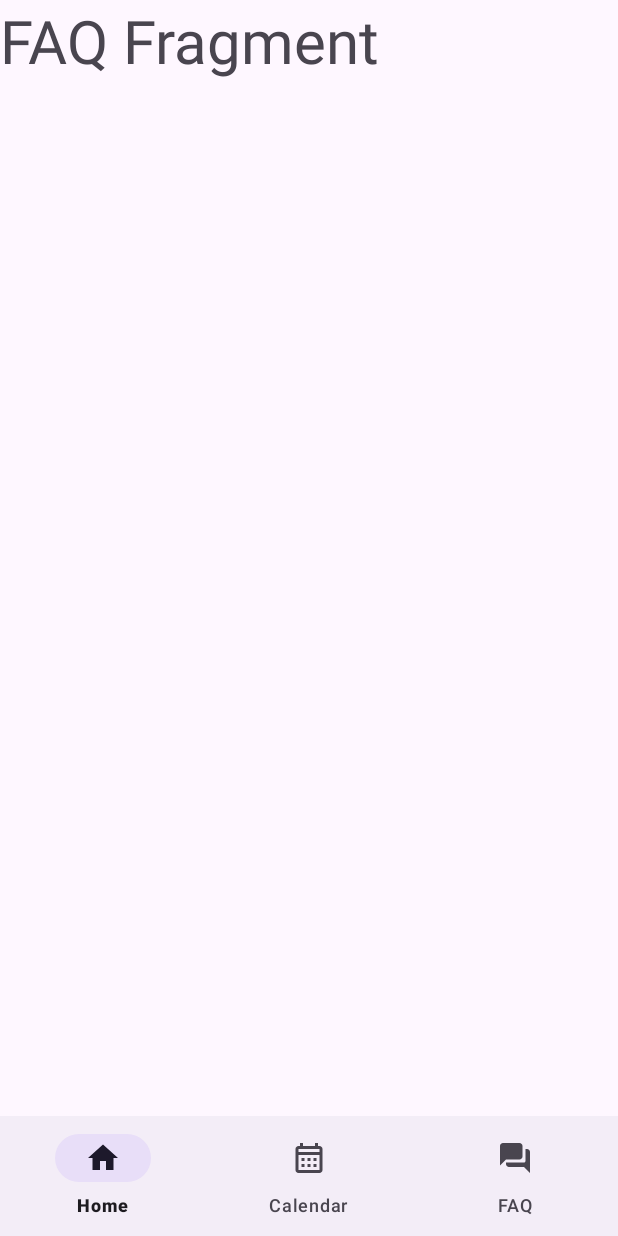
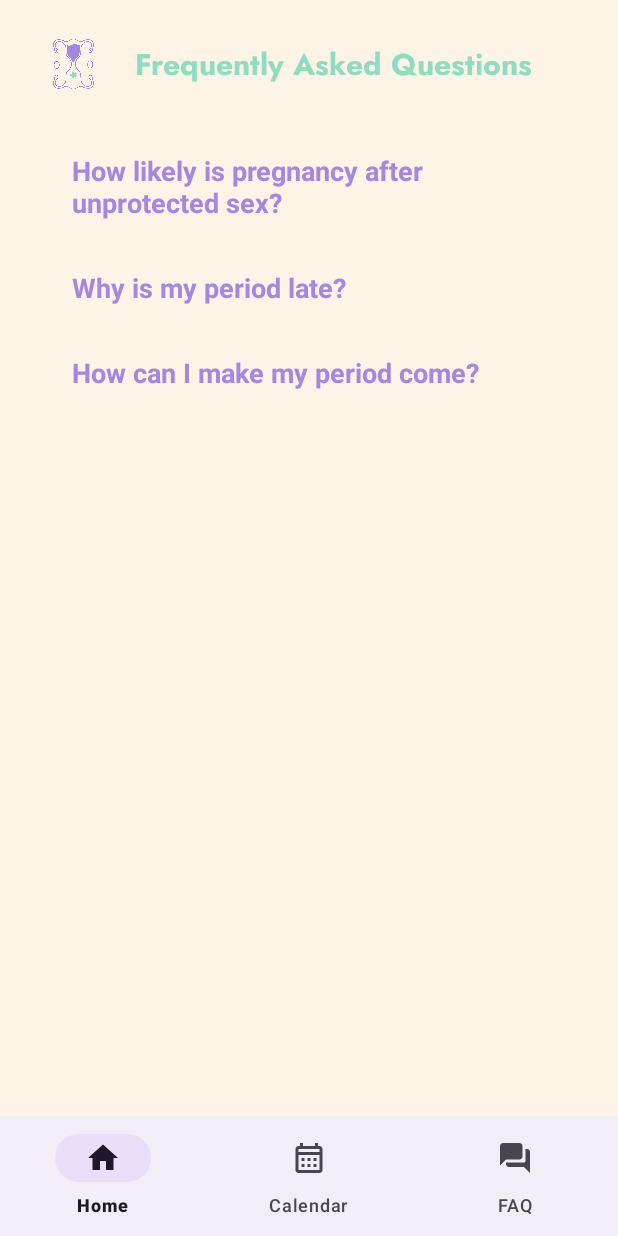
Before and after one commit to crllmbno/RedDays, an Android app: the fragment FAQ placed in its activity, on a phone screen of 412 x 824 dp. Run offline under Robolectric (Android 15) with nearby library versions, the light colour scheme and no system bars.

Commit message:
FAQs Frontend

```diff
--- a/app/src/main/java/com/example/periodcheck/FAQ.kt
+++ b/app/src/main/java/com/example/periodcheck/FAQ.kt
@@ -5,55 +5,37 @@ import androidx.fragment.app.Fragment
 import android.view.LayoutInflater
 import android.view.View
 import android.view.ViewGroup
+import androidx.recyclerview.widget.LinearLayoutManager
+import androidx.recyclerview.widget.RecyclerView
 
-// TODO: Rename parameter arguments, choose names that match
-// the fragment initialization parameters, e.g. ARG_ITEM_NUMBER
-private const val ARG_PARAM1 = "param1"
-private const val ARG_PARAM2 = "param2"
+class FAQ : Fragment() {
+    private val faqList = mutableListOf(
+        faqData(
+            "How likely is pregnancy after unprotected sex?",
+            "The likelihood of pregnancy after unprotected sex depends on various factors, including where you are in your menstrual cycle, whether you are using any form of contraception, and the presence of any underlying medical conditions. It's essential to consider emergency contraception if you had unprotected sex and don't want to get pregnant. For more accurate information about your specific situation, consult a healthcare professional.",
+            false,
 
-/**
- * A simple [Fragment] subclass.
- * Use the [FAQ.newInstance] factory method to
- * create an instance of this fragment.
- */
-class FAQ : Fragment() {
-    // TODO: Rename and change types of parameters
-    private var param1: String? = null
-    private var param2: String? = null
+            "Why is my period late?",
+            "A late period can be caused by several factors, including stress, hormonal imbalances, changes in weight, diet, excessive exercise, illness, or certain medications. It can also be a sign of pregnancy. If you suspect pregnancy or have other concerns about your menstrual cycle, it's best to take a pregnancy test and consult a healthcare provider.",
+            false,
 
-    override fun onCreate(savedInstanceState: Bundle?) {
-        super.onCreate(savedInstanceState)
-        arguments?.let {
-            param1 = it.getString(ARG_PARAM1)
-            param2 = it.getString(ARG_PARAM2)
-        }
-    }
+            "How can I make my period come?",
+            "It's essential to understand that you should not try to induce your period unless advised by a healthcare professional. Menstrual cycles are regulated by hormones, and there are various reasons why a period might be delayed. If you have concerns about your menstrual cycle or want to induce your period for any specific reason, it's best to consult a healthcare provider to understand the underlying cause and get appropriate advice.",
+            false
+        )
+    )
 
     override fun onCreateView(
         inflater: LayoutInflater, container: ViewGroup?,
         savedInstanceState: Bundle?
     ): View? {
-        // Inflate the layout for this fragment
-        return inflater.inflate(R.layout.fragment_f_a_q, container, false)
-    }
+        val rootView = inflater.inflate(R.layout.fragment_f_a_q, container, false)
 
-    companion object {
-        /**
-         * Use this factory method to create a new instance of
-         * this fragment using the provided parameters.
-         *
-         * @param param1 Parameter 1.
-         * @param param2 Parameter 2.
-         * @return A new instance of fragment FAQ.
-         */
-        // TODO: Rename and change types and number of parameters
-        @JvmStatic
-        fun newInstance(param1: String, param2: String) =
-            FAQ().apply {
-                arguments = Bundle().apply {
-                    putString(ARG_PARAM1, param1)
-                    putString(ARG_PARAM2, param2)
-                }
-            }
+        val faqRecyclerView = rootView.findViewById<RecyclerView>(R.id.faqRecyclerView)
+        val adapter = FAQAdapter(faqList)
+        faqRecyclerView.adapter = adapter
+        faqRecyclerView.layoutManager = LinearLayoutManager(requireContext())
+
+        return rootView
     }
 }
--- /dev/null
+++ b/app/src/main/java/com/example/periodcheck/FAQAdapter.kt
@@ -0,0 +1,77 @@
+package com.example.periodcheck
+
+import android.view.LayoutInflater
+import android.view.View
+import android.view.ViewGroup
+import android.widget.TextView
+import androidx.recyclerview.widget.RecyclerView
+
+class FAQAdapter(private val faqs: List<faqData>) : RecyclerView.Adapter<FAQAdapter.FAQViewHolder>() {
+
+    override fun onCreateViewHolder(parent: ViewGroup, viewType: Int): FAQViewHolder {
+        val itemView = LayoutInflater.from(parent.context).inflate(R.layout.faq_item, parent, false)
+        return FAQViewHolder(itemView)
+    }
+
+    override fun onBindViewHolder(holder: FAQViewHolder, position: Int) {
+        val currentFAQ = faqs[position]
+        holder.bind(currentFAQ)
+    }
+
+    override fun getItemCount(): Int = faqs.size
+
+    inner class FAQViewHolder(itemView: View) : RecyclerView.ViewHolder(itemView) {
+        private val questionTextView: TextView = itemView.findViewById(R.id.questionTextView1)
+        private val answerTextView: TextView = itemView.findViewById(R.id.answerTextView1)
+        private val questionTextView2: TextView = itemView.findViewById(R.id.questionTextView2)
+        private val answerTextView2: TextView = itemView.findViewById(R.id.answerTextView2)
+        private val questionTextView3: TextView = itemView.findViewById(R.id.questionTextView3)
+        private val answerTextView3: TextView = itemView.findViewById(R.id.answerTextView3)
+
+        init {
+            questionTextView.setOnClickListener {
+                val currentFAQ = faqs[adapterPosition]
+                currentFAQ.isExpanded = !currentFAQ.isExpanded
+                notifyItemChanged(adapterPosition)
+            }
+            questionTextView2.setOnClickListener {
+                val currentFAQ = faqs[adapterPosition]
+                currentFAQ.isExpanded2 = !currentFAQ.isExpanded2
+                notifyItemChanged(adapterPosition)
+            }
+            questionTextView3.setOnClickListener {
+                val currentFAQ = faqs[adapterPosition]
+                currentFAQ.isExpanded3 = !currentFAQ.isExpanded3
+                notifyItemChanged(adapterPosition)
+            }
+        }
+
+        fun bind(faq: faqData) {
+            questionTextView.text = faq.question
+            if (faq.isExpanded) {
+                answerTextView.visibility = View.VISIBLE
+                answerTextView.text = faq.answer
+            } else {
+                answerTextView.visibility = View.GONE
+            }
+
+            // Set data for the second question and answer
+            questionTextView2.text = faq.question2
+            if (faq.isExpanded2) {
+                answerTextView2.visibility = View.VISIBLE
+                answerTextView2.text = faq.answer2
+            } else {
+                answerTextView2.visibility = View.GONE
+            }
+
+            // Set data for the third question and answer
+            questionTextView3.text = faq.question3
+            if (faq.isExpanded3) {
+                answerTextView3.visibility = View.VISIBLE
+                answerTextView3.text = faq.answer3
+            } else {
+                answerTextView3.visibility = View.GONE
+            }
+        }
+    }
+}
--- a/app/src/main/java/com/example/periodcheck/LastPeriod2.kt
+++ b/app/src/main/java/com/example/periodcheck/LastPeriod2.kt
@@ -20,7 +20,7 @@ class LastPeriod2 : AppCompatActivity() {
 
     override fun onCreate(savedInstanceState: Bundle?) {
         super.onCreate(savedInstanceState)
-        setContentView(R.layout.activity_last_period)
+        setContentView(R.layout.activity_last_period2)
 
         calendarView = findViewById(R.id.calendarView)
 
--- /dev/null
+++ b/app/src/main/java/com/example/periodcheck/faqData.kt
@@ -0,0 +1,13 @@
+package com.example.periodcheck
+
+data class faqData(
+    val question: String,
+    val answer: String,
+    var isExpanded: Boolean = false,
+    val question2: String,
+    val answer2: String,
+    var isExpanded2: Boolean = false,
+    val question3: String,
+    val answer3: String,
+    var isExpanded3: Boolean = false
+)
--- /dev/null
+++ b/app/src/main/res/layout/faq_item.xml
@@ -0,0 +1,84 @@
+<?xml version="1.0" encoding="utf-8"?>
+<androidx.constraintlayout.widget.ConstraintLayout
+    xmlns:android="http://schemas.android.com/apk/res/android"
+    xmlns:app="http://schemas.android.com/apk/res-auto"
+    xmlns:tools="http://schemas.android.com/tools"
+    android:layout_width="match_parent"
+    android:layout_height="match_parent">
+
+
+
+        <LinearLayout
+            android:layout_width="match_parent"
+            android:layout_height="wrap_content"
+            android:orientation="vertical">
+
+            <!-- First Question TextView -->
+            <TextView
+                android:id="@+id/questionTextView1"
+                android:layout_width="match_parent"
+                android:layout_height="wrap_content"
+                android:padding="16dp"
+                android:textSize="18sp"
+                android:textStyle="bold"
+                android:text="Question 1"
+                android:textColor="@color/Lav"/>
+
+            <!-- First Answer TextView -->
+            <TextView
+                android:id="@+id/answerTextView1"
+                android:layout_width="match_parent"
+                android:layout_height="wrap_content"
+                android:padding="16dp"
+                android:textSize="16sp"
+                android:textColor="@android:color/darker_gray"
+                android:text="Answer 1"
+                android:visibility="gone" />
+
+            <!-- Second Question TextView -->
+            <TextView
+                android:id="@+id/questionTextView2"
+                android:layout_width="match_parent"
+                android:layout_height="wrap_content"
+                android:padding="16dp"
+                android:textSize="18sp"
+                android:textStyle="bold"
+                android:text="Question 2"
+                android:textColor="@color/Lav"/>
+
+            <!-- Second Answer TextView -->
+            <TextView
+                android:id="@+id/answerTextView2"
+                android:layout_width="match_parent"
+                android:layout_height="wrap_content"
+                android:padding="16dp"
+                android:textSize="16sp"
+                android:textColor="@android:color/darker_gray"
+                android:text="Answer 2"
+                android:visibility="gone" />
+
+            <!-- Third Question TextView -->
+            <TextView
+                android:id="@+id/questionTextView3"
+                android:layout_width="match_parent"
+                android:layout_height="wrap_content"
+                android:padding="16dp"
+                android:textSize="18sp"
+                android:textStyle="bold"
+                android:text="Question 3"
+                android:textColor="@color/Lav"/>
+
+            <!-- Third Answer TextView -->
+            <TextView
+                android:id="@+id/answerTextView3"
+                android:layout_width="match_parent"
+                android:layout_height="wrap_content"
+                android:padding="16dp"
+                android:textSize="16sp"
+                android:textColor="@android:color/darker_gray"
+                android:text="Answer 3"
+                android:visibility="gone" />
+
+        </LinearLayout>
+
+</androidx.constraintlayout.widget.ConstraintLayout>
--- a/app/src/main/res/layout/fragment_f_a_q.xml
+++ b/app/src/main/res/layout/fragment_f_a_q.xml
@@ -3,13 +3,53 @@
     xmlns:tools="http://schemas.android.com/tools"
     android:layout_width="match_parent"
     android:layout_height="match_parent"
-    tools:context=".FAQ">
+    tools:context=".FAQ"
+    android:background="@color/bgColor">
 
-    <!-- TODO: Update blank fragment layout -->
-    <TextView
+    <ScrollView
         android:layout_width="match_parent"
-        android:layout_height="match_parent"
-        android:text="FAQ Fragment"
-        android:textSize="40sp"/>
+        android:layout_height="wrap_content">
+    <LinearLayout
+        android:id="@+id/calendarLayout"
+        android:layout_width="match_parent"
+        android:layout_height="wrap_content"
+        android:orientation="vertical"
+        android:padding="16dp">
 
+        <LinearLayout
+            android:id="@+id/applogo"
+            android:layout_width="wrap_content"
+            android:layout_height="wrap_content"
+            android:orientation="horizontal">
+
+            <ImageView
+                android:id="@+id/imageView"
+                android:layout_width="66dp"
+                android:layout_height="53dp"
+                android:contentDescription="@string/logo"
+                android:src="@drawable/logo" />
+
+            <TextView
+                android:id="@+id/txtAppName"
+                android:layout_width="wrap_content"
+                android:layout_height="wrap_content"
+                android:layout_marginStart="8dp"
+                android:layout_marginTop="12dp"
+                android:autoSizeTextType="uniform"
+                android:autoSizeMinTextSize="12sp"
+                android:fontFamily="@font/jostbold"
+                android:text="Frequently Asked Questions"
+                android:textAlignment="center"
+                android:textColor="@color/Mint"
+                android:textSize="20sp" />
+        </LinearLayout>
+
+        <androidx.recyclerview.widget.RecyclerView
+            android:id="@+id/faqRecyclerView"
+            android:layout_width="match_parent"
+            android:layout_height="wrap_content"
+            android:padding="16dp" />
+
+    </LinearLayout>
+    </ScrollView>
 </FrameLayout>
--- a/app/src/main/res/values/strings.xml
+++ b/app/src/main/res/values/strings.xml
@@ -6,5 +6,6 @@
     <!-- TODO: Remove or change this placeholder text -->
     <string name="hello_blank_fragment">Hello blank fragment</string>
     <string name="angry">Angry</string>
+    <string name="periodcheck">PeriodCheck</string>
 
 </resources>
--- a/app/src/main/res/values/themes.xml
+++ b/app/src/main/res/values/themes.xml
@@ -13,6 +13,7 @@ x
 
     <style name="CustomCalendarTheme" parent="Theme.MaterialComponents">
         <item name="colorOnPrimary">@color/Lav</item>
+        <item name="android:textSize">100sp</item>
 
     </style>
 
```
Also changed, not shown: app/src/main/java/com/example/periodcheck/Homee.kt (+0 -11 lines), app/src/main/res/layout/fragment_calendar.xml (+70 -30 lines), app/src/main/res/layout/fragment_homee.xml (+5 -2 lines).
